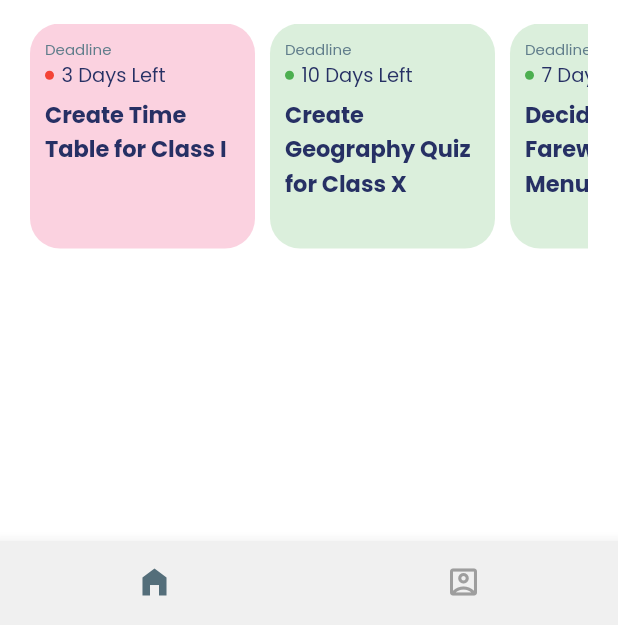
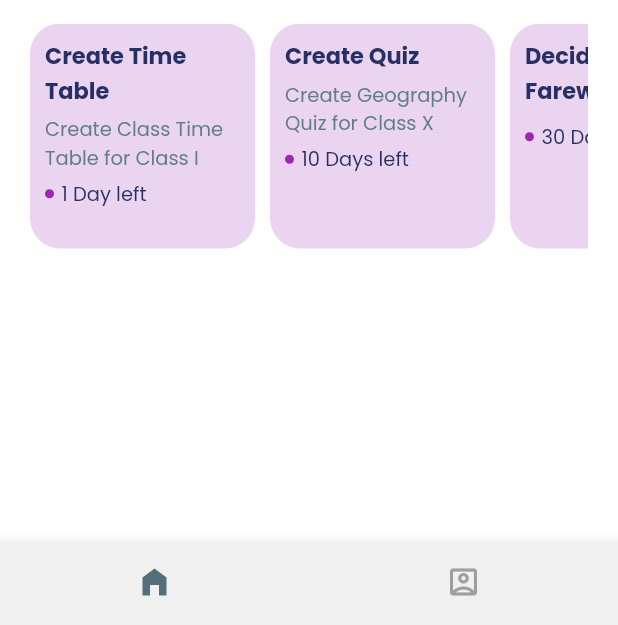
Before and after one commit to saaheerpurav/school-management, a Flutter app: the BottomNavigator screen opened by its route, on a phone screen of 412 x 824 dp, the part 611-1236 px from its top. Run offline on Flutter 3.47's test engine with Material 2 defaults, Android fonts, the phone set to English and light mode, and no system bars; network calls fail.

Commit message:
Added task colors in home screen

```diff
--- /dev/null
+++ b/lib/data/colors.dart
@@ -0,0 +1,11 @@
+import 'package:flutter/material.dart';
+
+List<Color> colors = [
+  Colors.blue,
+  Colors.green,
+  Colors.red,
+  Colors.pink,
+  Colors.purple,
+  Colors.orange,
+  Colors.teal,
+];
--- /dev/null
+++ b/lib/data/tasks.dart
@@ -0,0 +1,73 @@
+import 'package:flutter/material.dart';
+import 'package:school_management/screens/calendar_screen/components/taskAddForm.dart';
+
+List<Map> tasks(List colors, [BuildContext context, Function callback]){
+  List<Map> allTasks = [
+    {
+      'task': "Create Time Table",
+      'description': "Create Class Time Table for Class I",
+      'deadline': '29th',
+      'month': 'March',
+      'deadlineMessage': '1 Day left',
+      'status': 'Complete',
+      'isEdit': false,
+      'id': 1,
+      'color': (colors.toList()..shuffle()).first,
+      'formWidget': TaskAddForm(callback),
+      'context': context,
+    },
+    {
+      'task': "Create Quiz",
+      'description': "Create Geography Quiz for Class X",
+      'deadline': '8th',
+      'month': 'April',
+      'deadlineMessage': '10 Days left',
+      'status': 'Incomplete',
+      'isEdit': false,
+      'id': 3,
+      'color': (colors.toList()..shuffle()).first,
+      'formWidget': TaskAddForm(callback),
+      'context': context,
+    },
+    {
+      'task': "Decide Class X Farewell Food Menu",
+      'deadline': '10th',
+      'month': 'May',
+      'deadlineMessage': '30 Days left',
+      'status': 'Incomplete',
+      'isEdit': false,
+      'id': 5,
+      'color': (colors.toList()..shuffle()).first,
+      'formWidget': TaskAddForm(callback),
+      'context': context,
+    },
+    {
+      'task': "Create Presentaion",
+      'description': "Presentaion for Class X on Natural Regions",
+      'deadline': '4th',
+      'month': 'April',
+      'deadlineMessage': '11 Days left',
+      'status': 'Complete',
+      'isEdit': false,
+      'id': 4,
+      'color': (colors.toList()..shuffle()).first,
+      'formWidget': TaskAddForm(callback),
+      'context': context,
+    },
+    {
+      'task': "Create Video",
+      'description': "Class X Memories Video for Annual Concert",
+      'deadline': '3rd',
+      'month': 'April',
+      'deadlineMessage': '5 Days left',
+      'status': 'Incomplete',
+      'isEdit': false,
+      'id': 2,
+      'color': (colors.toList()..shuffle()).first,
+      'formWidget': TaskAddForm(callback),
+      'context': context,
+    },
+  ];
+
+  return allTasks;
+}
--- a/lib/screens/calendar_screen/components/taskAddForm.dart
+++ b/lib/screens/calendar_screen/components/taskAddForm.dart
@@ -27,7 +27,7 @@ class _TaskAddFormState extends State<TaskAddForm> {
   Future<DateTime> getDate() {
     return showDatePicker(
       context: context,
-      initialDate: deadline,
+      initialDate: widget.existingData == null ? DateTime.now() : deadline,
       firstDate: DateTime.now(),
       lastDate: DateTime.now().add(
         Duration(days: 100),
--- a/lib/screens/home_screen/components/task_container.dart
+++ b/lib/screens/home_screen/components/task_container.dart
@@ -1,31 +1,51 @@
 import 'package:flutter/material.dart';
 
-Widget taskContainer(String title, int daysLeft, bool completed) {
+Widget taskContainer(Map data) {
   return Container(
     margin: EdgeInsets.only(right: 10),
     padding: EdgeInsets.all(10),
     width: 150,
     height: 150,
     decoration: BoxDecoration(
-      color: completed
-          ? Colors.green.withOpacity(0.2)
-          : Colors.pink.withOpacity(0.2),
+      color: data['color'].withOpacity(0.2),
       borderRadius: BorderRadius.circular(20),
     ),
     child: Column(
       crossAxisAlignment: CrossAxisAlignment.start,
       children: <Widget>[
         Text(
-          "Deadline",
+          data['task'],
           textDirection: TextDirection.ltr,
+          maxLines: 2,
+          overflow: TextOverflow.ellipsis,
           style: TextStyle(
             decoration: TextDecoration.none,
-            fontSize: 10,
+            fontSize: 15,
             fontFamily: 'Poppins',
-            fontWeight: FontWeight.w400,
-            color: Colors.blueGrey,
+            fontWeight: FontWeight.w700,
+            color: Color(0XFF263064),
           ),
         ),
+        SizedBox(height: 5),
+        data['description'] != null
+            ? Text(
+                data['description'],
+                maxLines: 2,
+                overflow: TextOverflow.ellipsis,
+                textDirection: TextDirection.ltr,
+                style: TextStyle(
+                  decoration: TextDecoration.none,
+                  fontSize: 13,
+                  fontFamily: 'Poppins',
+                  fontWeight: FontWeight.w400,
+                  color: Colors.blueGrey,
+                ),
+              )
+            : Container(
+                width: 0,
+                height: 0,
+              ),
+        SizedBox(height: 5),
         Row(
           children: <Widget>[
             Container(
@@ -34,11 +54,11 @@ Widget taskContainer(String title, int daysLeft, bool completed) {
               margin: EdgeInsets.only(right: 5),
               decoration: BoxDecoration(
                 borderRadius: BorderRadius.circular(5),
-                color: completed ? Colors.green : Colors.red,
+                color: data['color'],
               ),
             ),
             Text(
-              "$daysLeft Days Left",
+              data['deadlineMessage'],
               textDirection: TextDirection.ltr,
               style: TextStyle(
                 decoration: TextDecoration.none,
@@ -50,18 +70,6 @@ Widget taskContainer(String title, int daysLeft, bool completed) {
             ),
           ],
         ),
-        SizedBox(height: 5),
-        Text(
-          title,
-          textDirection: TextDirection.ltr,
-          style: TextStyle(
-            decoration: TextDecoration.none,
-            fontSize: 15,
-            fontFamily: 'Poppins',
-            fontWeight: FontWeight.w700,
-            color: Color(0XFF263064),
-          ),
-        )
       ],
     ),
   );
--- a/lib/screens/home_screen/homeScreen.dart
+++ b/lib/screens/home_screen/homeScreen.dart
@@ -3,10 +3,12 @@ import 'components/section_header.dart';
 import 'components/task_container.dart';
 import 'components/class_container.dart';
 
-import 'package:school_management/screens/calendar_screen/classesCalendarScreen.dart';
-import 'package:school_management/screens/calendar_screen/tasksCalendarScreen.dart';
+import 'package:school_management/data/tasks.dart';
+import 'package:school_management/data/colors.dart';
 
 class HomeScreen extends StatelessWidget {
+  List<Map> allTasks = tasks(colors);
+
   @override
   Widget build(BuildContext context) {
     var date = new DateTime.now().toString();
@@ -42,7 +44,8 @@ class HomeScreen extends StatelessWidget {
                                   fontSize: 15.0,
                                   fontFamily: 'Poppins',
                                   fontWeight: FontWeight.w700,
-                                    color: Color(0XFF263064)),
+                                  color: Color(0XFF263064),
+                                ),
                               ),
                               Text(
                                 "23 Mar",
@@ -71,12 +74,15 @@ class HomeScreen extends StatelessWidget {
                                     BoxShadow(
                                       color: Colors.blueGrey.withOpacity(0.2),
                                       blurRadius: 12,
-                                        spreadRadius: 8)
+                                      spreadRadius: 8,
+                                    )
                                   ],
                                   image: DecorationImage(
                                     image: NetworkImage(
-                                          'https://i.pravatar.cc/150?img=26'),
-                                      fit: BoxFit.cover),
+                                      'https://i.pravatar.cc/150?img=26',
+                                    ),
+                                    fit: BoxFit.cover,
+                                  ),
                                 ),
                               ),
                               Column(
@@ -126,8 +132,8 @@ class HomeScreen extends StatelessWidget {
                         ),
                         child: Column(
                           children: <Widget>[
-                            sectionHeader("TODAY'S CLASSES", 5, context,
-                                '/main/classes'),
+                            sectionHeader(
+                                "TODAY'S CLASSES", 5, context, '/main/classes'),
                             classContainer(
                               "Geography - Class X",
                               false,
@@ -140,29 +146,17 @@ class HomeScreen extends StatelessWidget {
                               "09:00",
                               "Room 3F, 1st Floor",
                             ),
-                            sectionHeader("YOUR TASKS", 3, context,
-                                '/main/tasks'),
+                            sectionHeader(
+                                "YOUR TASKS", 3, context, '/main/tasks'),
                             SizedBox(height: 10),
                             SingleChildScrollView(
                               scrollDirection: Axis.horizontal,
                               child: Row(
-                                children: <Widget>[
-                                  taskContainer(
-                                    "Create Time Table for Class I",
-                                    3,
-                                    false,
-                                  ),
-                                  taskContainer(
-                                    "Create Geography Quiz for Class X",
-                                    10,
-                                    true,
-                                  ),
-                                  taskContainer(
-                                    "Decide Class X Farewell Food Menu",
-                                    7,
-                                    true,
-                                  ),
-                                ],
+                                children: allTasks
+                                    .map(
+                                      (e) => taskContainer(e),
+                                    )
+                                    .toList(),
                               ),
                             )
                           ],
```
Also changed, not shown: lib/screens/calendar_screen/components/calendarEvent.dart (+17 -4 lines), lib/screens/calendar_screen/tasksCalendarScreen.dart (+19 -77 lines). Lines whose indentation alone changed are shown as unchanged.
